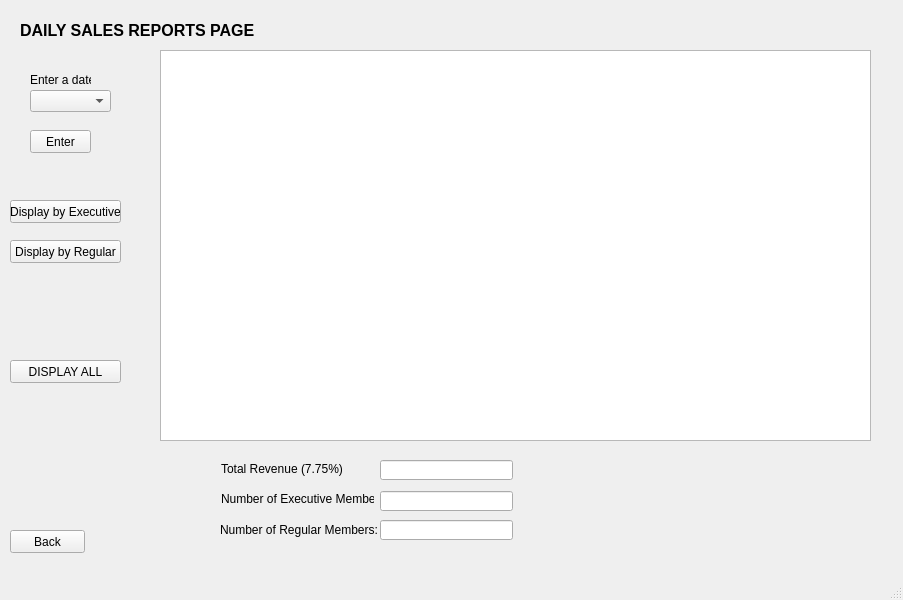
This is storemanagerpage.ui in MHJBEAST1101/CS1C-Project-2-Bulk-Club as Qt 5 draws it before an edit. The edited form follows.
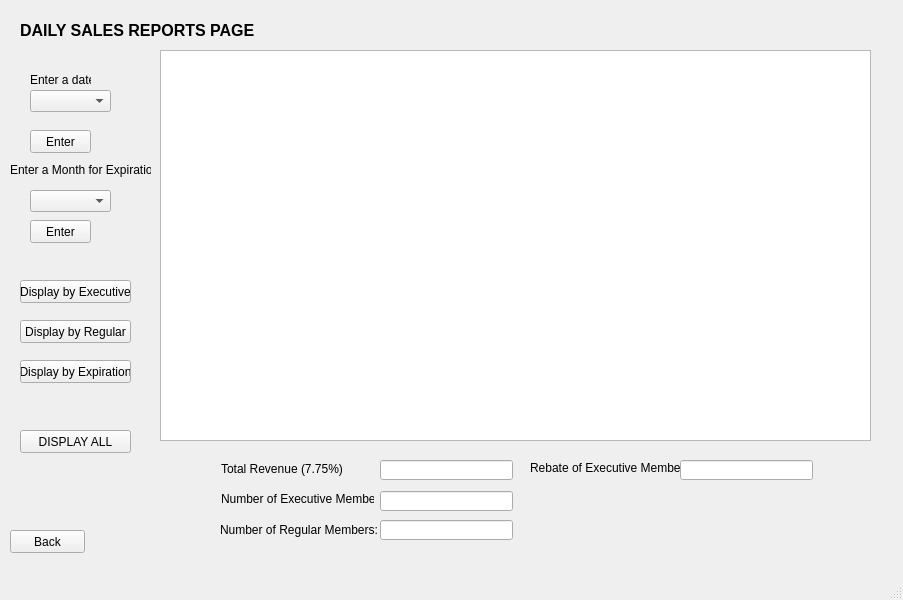
This is the edited form.

```diff
--- a/storemanagerpage.ui
+++ b/storemanagerpage.ui
@@ -180,8 +180,8 @@
      <widget class="QPushButton" name="displayByExecBtn">
       <property name="geometry">
        <rect>
-        <x>10</x>
-        <y>200</y>
+        <x>20</x>
+        <y>280</y>
         <width>111</width>
         <height>23</height>
        </rect>
@@ -193,8 +193,8 @@
      <widget class="QPushButton" name="displayByRegBtn">
       <property name="geometry">
        <rect>
-        <x>10</x>
-        <y>240</y>
+        <x>20</x>
+        <y>320</y>
         <width>111</width>
         <height>23</height>
        </rect>
@@ -262,8 +262,8 @@
      <widget class="QPushButton" name="displayAllInfoBtn">
       <property name="geometry">
        <rect>
-        <x>10</x>
-        <y>360</y>
+        <x>20</x>
+        <y>430</y>
         <width>111</width>
         <height>23</height>
        </rect>
@@ -272,6 +272,78 @@
        <string>DISPLAY ALL</string>
       </property>
      </widget>
+     <widget class="QPushButton" name="displayByExpirBtn">
+      <property name="geometry">
+       <rect>
+        <x>20</x>
+        <y>360</y>
+        <width>111</width>
+        <height>23</height>
+       </rect>
+      </property>
+      <property name="text">
+       <string>Display by Expiration</string>
+      </property>
+     </widget>
+     <widget class="QLabel" name="label_9">
+      <property name="geometry">
+       <rect>
+        <x>10</x>
+        <y>160</y>
+        <width>141</width>
+        <height>20</height>
+       </rect>
+      </property>
+      <property name="text">
+       <string>Enter a Month for Expiration:</string>
+      </property>
+     </widget>
+     <widget class="QComboBox" name="monthExpirComboBox">
+      <property name="geometry">
+       <rect>
+        <x>30</x>
+        <y>190</y>
+        <width>81</width>
+        <height>22</height>
+       </rect>
+      </property>
+     </widget>
+     <widget class="QPushButton" name="monthExpirEnterBtn">
+      <property name="geometry">
+       <rect>
+        <x>30</x>
+        <y>220</y>
+        <width>61</width>
+        <height>23</height>
+       </rect>
+      </property>
+      <property name="text">
+       <string>Enter</string>
+      </property>
+     </widget>
+     <widget class="QLabel" name="label_10">
+      <property name="geometry">
+       <rect>
+        <x>530</x>
+        <y>460</y>
+        <width>151</width>
+        <height>16</height>
+       </rect>
+      </property>
+      <property name="text">
+       <string>Rebate of Executive Members</string>
+      </property>
+     </widget>
+     <widget class="QLineEdit" name="rebateExecMembersLineEdit">
+      <property name="geometry">
+       <rect>
+        <x>680</x>
+        <y>460</y>
+        <width>133</width>
+        <height>20</height>
+       </rect>
+      </property>
+     </widget>
     </widget>
     <widget class="QWidget" name="totalPurchasesPage">
      <widget class="QLabel" name="label_7">
```
